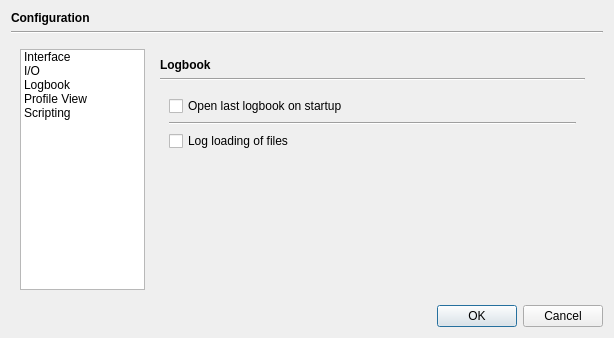
This is src/app/dialogs/configurationdialog.ui in braeun/FitsIP as Qt 5 draws it before an edit. The edited form follows.
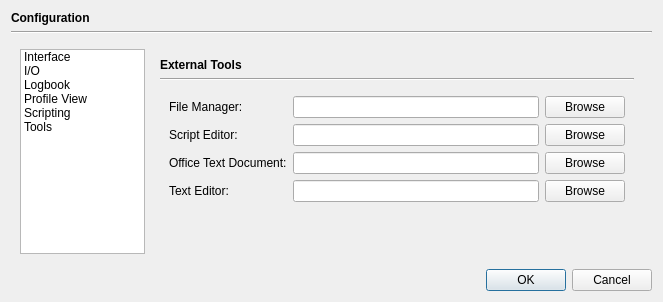
This is the edited form. The open tabs and pages were chosen to show the change.

```diff
--- a/src/app/dialogs/configurationdialog.ui
+++ b/src/app/dialogs/configurationdialog.ui
@@ -6,8 +6,8 @@
    <rect>
     <x>0</x>
     <y>0</y>
-    <width>614</width>
-    <height>338</height>
+    <width>663</width>
+    <height>302</height>
    </rect>
   </property>
   <property name="windowTitle">
@@ -81,6 +81,11 @@
           <string>Scripting</string>
          </property>
         </item>
+        <item>
+         <property name="text">
+          <string>Tools</string>
+         </property>
+        </item>
        </widget>
       </item>
       <item>
@@ -433,6 +438,148 @@
           </item>
          </layout>
         </widget>
+        <widget class="QWidget" name="page_3">
+         <layout class="QVBoxLayout" name="verticalLayout_9">
+          <item>
+           <widget class="QLabel" name="label_56">
+            <property name="font">
+             <font>
+              <bold>true</bold>
+             </font>
+            </property>
+            <property name="text">
+             <string>External Tools</string>
+            </property>
+           </widget>
+          </item>
+          <item>
+           <widget class="Line" name="line_11">
+            <property name="orientation">
+             <enum>Qt::Horizontal</enum>
+            </property>
+           </widget>
+          </item>
+          <item>
+           <widget class="QWidget" name="widget_6" native="true">
+            <layout class="QGridLayout" name="gridLayout_16">
+             <item row="1" column="1">
+              <widget class="QLineEdit" name="scriptEditorField">
+               <property name="sizePolicy">
+                <sizepolicy hsizetype="Expanding" vsizetype="Fixed">
+                 <horstretch>1</horstretch>
+                 <verstretch>0</verstretch>
+                </sizepolicy>
+               </property>
+              </widget>
+             </item>
+             <item row="4" column="2">
+              <widget class="QPushButton" name="browseTextEditorButton">
+               <property name="text">
+                <string>Browse</string>
+               </property>
+              </widget>
+             </item>
+             <item row="1" column="0">
+              <widget class="QLabel" name="label_12">
+               <property name="text">
+                <string>Script Editor:</string>
+               </property>
+              </widget>
+             </item>
+             <item row="3" column="0">
+              <widget class="QLabel" name="label_35">
+               <property name="text">
+                <string>Office Text Document:</string>
+               </property>
+              </widget>
+             </item>
+             <item row="3" column="1">
+              <widget class="QLineEdit" name="officeTextEditorField">
+               <property name="sizePolicy">
+                <sizepolicy hsizetype="Expanding" vsizetype="Fixed">
+                 <horstretch>1</horstretch>
+                 <verstretch>0</verstretch>
+                </sizepolicy>
+               </property>
+              </widget>
+             </item>
+             <item row="4" column="0">
+              <widget class="QLabel" name="label_37">
+               <property name="text">
+                <string>Text Editor:</string>
+               </property>
+              </widget>
+             </item>
+             <item row="4" column="1">
+              <widget class="QLineEdit" name="textEditorField"/>
+             </item>
+             <item row="3" column="2">
+              <widget class="QPushButton" name="browseOfficeButton">
+               <property name="sizePolicy">
+                <sizepolicy hsizetype="Minimum" vsizetype="Fixed">
+                 <horstretch>0</horstretch>
+                 <verstretch>0</verstretch>
+                </sizepolicy>
+               </property>
+               <property name="minimumSize">
+                <size>
+                 <width>0</width>
+                 <height>0</height>
+                </size>
+               </property>
+               <property name="text">
+                <string>Browse</string>
+               </property>
+              </widget>
+             </item>
+             <item row="1" column="2">
+              <widget class="QPushButton" name="browseScriptEditorButton">
+               <property name="sizePolicy">
+                <sizepolicy hsizetype="Minimum" vsizetype="Preferred">
+                 <horstretch>0</horstretch>
+                 <verstretch>0</verstretch>
+                </sizepolicy>
+               </property>
+               <property name="text">
+                <string>Browse</string>
+               </property>
+              </widget>
+             </item>
+             <item row="0" column="0">
+              <widget class="QLabel" name="label_10">
+               <property name="text">
+                <string>File Manager:</string>
+               </property>
+              </widget>
+             </item>
+             <item row="0" column="1">
+              <widget class="QLineEdit" name="fileManagerField"/>
+             </item>
+             <item row="0" column="2">
+              <widget class="QPushButton" name="browseFileManagerButton">
+               <property name="text">
+                <string>Browse</string>
+               </property>
+              </widget>
+             </item>
+            </layout>
+           </widget>
+          </item>
+          <item>
+           <spacer name="verticalSpacer_6">
+            <property name="orientation">
+             <enum>Qt::Vertical</enum>
+            </property>
+            <property name="sizeHint" stdset="0">
+             <size>
+              <width>20</width>
+              <height>40</height>
+             </size>
+            </property>
+           </spacer>
+          </item>
+         </layout>
+        </widget>
        </widget>
       </item>
      </layout>
```
Left out of the diff: 37 changed lines with no effect on the pictures.
